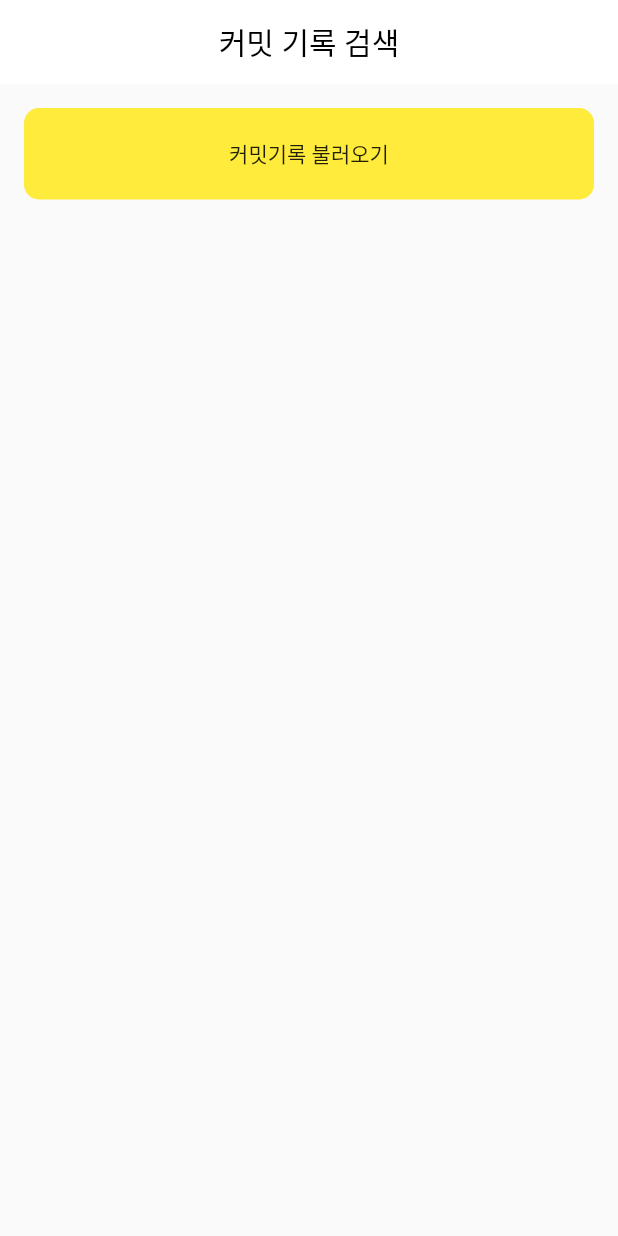
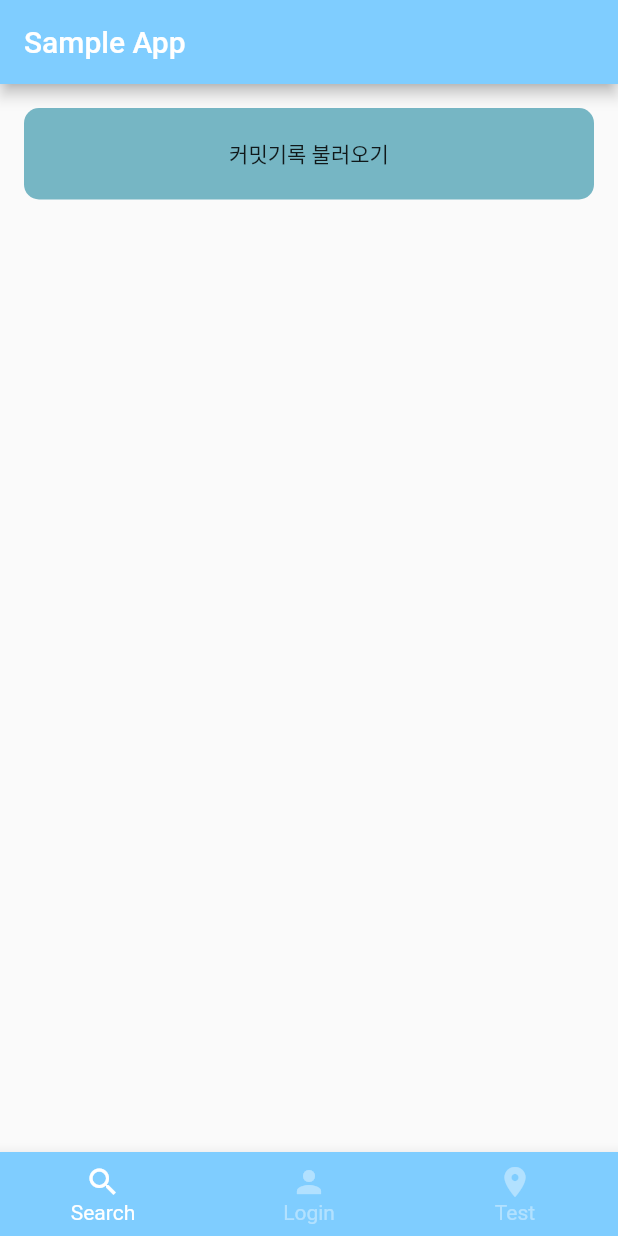
Before and after one commit to cw-hanna/flutter_clean_architecture_sample, a Flutter app: the screen it shows after launch, on a phone screen of 412 x 824 dp. Run offline on Flutter 3.47's test engine with Material 2 defaults, Android fonts, the phone set to English and light mode, and no system bars; our stand-ins replace freezed_annotation.

Commit message:
add mainBottomNavigation, loginScreen, mainScreen, theme

```diff
--- a/lib/di/commit_provider_setup.dart
+++ b/lib/di/commit_provider_setup.dart
@@ -2,7 +2,7 @@ import 'package:image_search/data/data_source/commit_api.dart';
 import 'package:image_search/data/repository/commit_api_repository_impl_api.dart';
 import 'package:image_search/domain/repository/commit_api_repository.dart';
 import 'package:image_search/domain/usecase/get_commits_user_case.dart';
-import 'package:image_search/presentation/home/commit_view_model.dart';
+import 'package:image_search/presentation/search/commit_view_model.dart';
 import 'package:provider/provider.dart';
 import 'package:provider/single_child_widget.dart';
 import 'package:http/http.dart' as http;
--- a/lib/main.dart
+++ b/lib/main.dart
@@ -1,6 +1,6 @@
 import 'package:flutter/material.dart';
 import 'package:image_search/di/commit_provider_setup.dart';
-import 'package:image_search/presentation/home/home_screen.dart';
+import 'package:image_search/presentation/main/main_screen.dart';
 import 'package:provider/provider.dart';
 
 void main() {
@@ -15,7 +15,6 @@ void main() {
 class MyApp extends StatelessWidget {
   const MyApp({Key? key}) : super(key: key);
 
-  // This widget is the root of your application.
   @override
   Widget build(BuildContext context) {
     return MaterialApp(
@@ -23,7 +22,7 @@ class MyApp extends StatelessWidget {
       theme: ThemeData(
         primarySwatch: Colors.blue,
       ),
-      home: const HomeScreen(),
+      home: const MainScreen(),
     );
   }
 }
--- /dev/null
+++ b/lib/presentation/main/main_screen.dart
@@ -0,0 +1,60 @@
+import 'package:flutter/material.dart';
+import 'package:flutter/src/foundation/key.dart';
+import 'package:flutter/src/widgets/framework.dart';
+import 'package:image_search/presentation/login/login_screen.dart';
+import 'package:image_search/presentation/search/search_screen.dart';
+import 'package:image_search/presentation/theme/cw_colors.dart';
+
+class MainScreen extends StatefulWidget {
+  const MainScreen({Key? key}) : super(key: key);
+
+  @override
+  State<MainScreen> createState() => _MainScreenState();
+}
+
+class _MainScreenState extends State<MainScreen> {
+  final List _screens = const [SearchScreen(), LoginScreen(), LoginScreen()];
+
+  int _selectedIndex = 0;
+
+  @override
+  Widget build(BuildContext context) {
+    return Scaffold(
+      appBar: AppBar(
+        title: const Text('Sample App'),
+        backgroundColor: CwColors.color3,
+      ),
+      bottomNavigationBar: BottomNavigationBar(
+        type: BottomNavigationBarType.fixed,
+        backgroundColor: CwColors.color3,
+        selectedItemColor: Colors.white,
+        unselectedItemColor: Colors.white.withOpacity(.40),
+        selectedFontSize: 14,
+        unselectedFontSize: 14,
+        currentIndex: _selectedIndex, //현재 선택된 Index
+        onTap: (int index) {
+          setState(() {
+            _selectedIndex = index;
+          });
+        },
+        items: const [
+          BottomNavigationBarItem(
+            label: 'Search',
+            icon: Icon(Icons.search),
+          ),
+          BottomNavigationBarItem(
+            label: 'Login',
+            icon: Icon(Icons.person),
+          ),
+          BottomNavigationBarItem(
+            label: 'Test',
+            icon: Icon(Icons.location_on),
+          ),
+        ],
+      ),
+      body: Center(
+        child: _screens.elementAt(_selectedIndex),
+      ),
+    );
+  }
+}
--- a/lib/presentation/home/commit_view_model.dart
+++ b/lib/presentation/search/commit_view_model.dart
@@ -4,8 +4,8 @@ import 'package:flutter/material.dart';
 import 'package:image_search/data/data_source/result.dart';
 import 'package:image_search/domain/model/commit.dart';
 import 'package:image_search/domain/usecase/get_commits_user_case.dart';
-import 'package:image_search/presentation/home/commit_state.dart';
-import 'package:image_search/presentation/home/home_ui_event.dart';
+import 'package:image_search/presentation/search/commit_state.dart';
+import 'package:image_search/presentation/search/home_ui_event.dart';
 
 class CommitViewModel with ChangeNotifier {
   final GetCommitsUseCase getCommitsUseCase;
--- a/lib/presentation/home/home_screen.dart
+++ b/lib/presentation/search/search_screen.dart
@@ -1,21 +1,22 @@
 import 'dart:async';
 
 import 'package:flutter/material.dart';
-import 'package:image_search/presentation/home/commit_view_model.dart';
-import 'package:image_search/presentation/home/widget/commit_widget.dart';
+import 'package:image_search/presentation/search/commit_view_model.dart';
+import 'package:image_search/presentation/search/widget/commit_widget.dart';
+import 'package:image_search/presentation/theme/cw_colors.dart';
 
 import 'package:provider/provider.dart';
 
-class HomeScreen extends StatefulWidget {
-  const HomeScreen({
+class SearchScreen extends StatefulWidget {
+  const SearchScreen({
     Key? key,
   }) : super(key: key);
 
   @override
-  State<HomeScreen> createState() => _HomeScreenState();
+  State<SearchScreen> createState() => _SearchScreenState();
 }
 
-class _HomeScreenState extends State<HomeScreen> {
+class _SearchScreenState extends State<SearchScreen> {
   final _controller = TextEditingController();
   StreamSubscription? _subscription;
 
@@ -47,30 +48,21 @@ class _HomeScreenState extends State<HomeScreen> {
     final state = viewModel.state;
 
     return Scaffold(
-      appBar: AppBar(
-        centerTitle: true,
-        title: const Text(
-          '커밋 기록 검색',
-          style: TextStyle(color: Colors.black),
-        ),
-        backgroundColor: Colors.white,
-        elevation: 0,
-      ),
       body: Column(
         children: [
           Padding(
             padding: const EdgeInsets.all(16.0),
+            child: GestureDetector(
+              onTap: () {
+                viewModel.fetch();
+              },
               child: Container(
                 padding: const EdgeInsets.all(20),
                 decoration: const BoxDecoration(
                     borderRadius: BorderRadius.all(
                       Radius.circular(10.0),
                     ),
-                  color: Colors.yellow),
-              child: GestureDetector(
-                onTap: () {
-                  viewModel.fetch();
-                },
+                    color: CwColors.color2),
                 child: const Center(child: Text('커밋기록 불러오기')),
               ),
             ),
--- a/lib/presentation/home/widget/commit_widget.dart
+++ b/lib/presentation/search/widget/commit_widget.dart
@@ -1,6 +1,7 @@
 import 'package:flutter/material.dart';
 import 'package:image_search/domain/model/commit.dart';
-import 'package:image_search/presentation/home/commit_detail_screen.dart';
+import 'package:image_search/presentation/search/commit_detail_screen.dart';
+import 'package:image_search/presentation/theme/cw_colors.dart';
 
 class CommitWidget extends StatelessWidget {
   final Commit commit;
@@ -13,7 +14,6 @@ class CommitWidget extends StatelessWidget {
       children: [
         GestureDetector(
           onTap: () {
-            print('bbori');
             Navigator.push(
                 context,
                 MaterialPageRoute(
@@ -21,7 +21,7 @@ class CommitWidget extends StatelessWidget {
           },
           child: Container(
             decoration: BoxDecoration(
-              color: const Color.fromARGB(66, 123, 112, 222),
+              color: CwColors.color5,
               borderRadius: BorderRadius.circular(10),
             ),
             padding: const EdgeInsets.all(10),
--- /dev/null
+++ b/lib/presentation/theme/cw_colors.dart
@@ -0,0 +1,11 @@
+import 'package:flutter/material.dart';
+
+class CwColors {
+  static const Color color1 = Color(0xFF064273);
+  static const Color color2 = Color(0xFF76b6c4);
+  static const Color color3 = Color(0xFF7fcdff);
+  static const Color color4 = Color(0xFF1da2d8);
+  static const Color color5 = Color(0xFFdef3f6);
+  static const Color dark_gray = Color(0x61191923);
+  static const Color gray = Color(0xffeaecf5);
+}
```
Also changed, not shown: lib/data/data_source/pixabay_api.dart (deleted, +0 -25 lines), lib/presentation/login/login_screen.dart (added, +75 -0 lines), lib/presentation/search/commit_detail_screen.dart (renamed from lib/presentation/home/commit_detail_screen.dart), lib/presentation/search/commit_state.dart (renamed from lib/presentation/home/commit_state.dart), lib/presentation/search/commit_state.freezed.dart (renamed from lib/presentation/home/commit_state.freezed.dart), lib/presentation/search/commit_state.g.dart (renamed from lib/presentation/home/commit_state.g.dart), lib/presentation/search/home_state.dart (renamed from lib/presentation/home/home_state.dart), lib/presentation/search/home_state.freezed.dart (renamed from lib/presentation/home/home_state.freezed.dart), lib/presentation/search/home_state.g.dart (renamed from lib/presentation/home/home_state.g.dart), lib/presentation/search/home_ui_event.dart (renamed from lib/presentation/home/home_ui_event.dart), lib/presentation/search/home_ui_event.freezed.dart (renamed from lib/presentation/home/home_ui_event.freezed.dart). Lines whose indentation alone changed are shown as unchanged.
